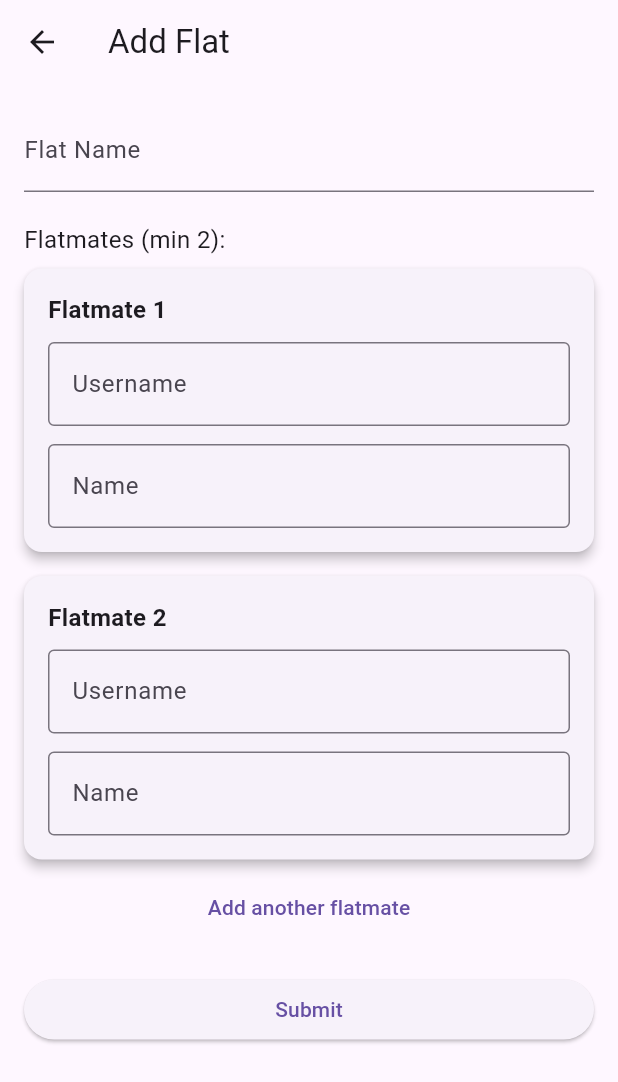
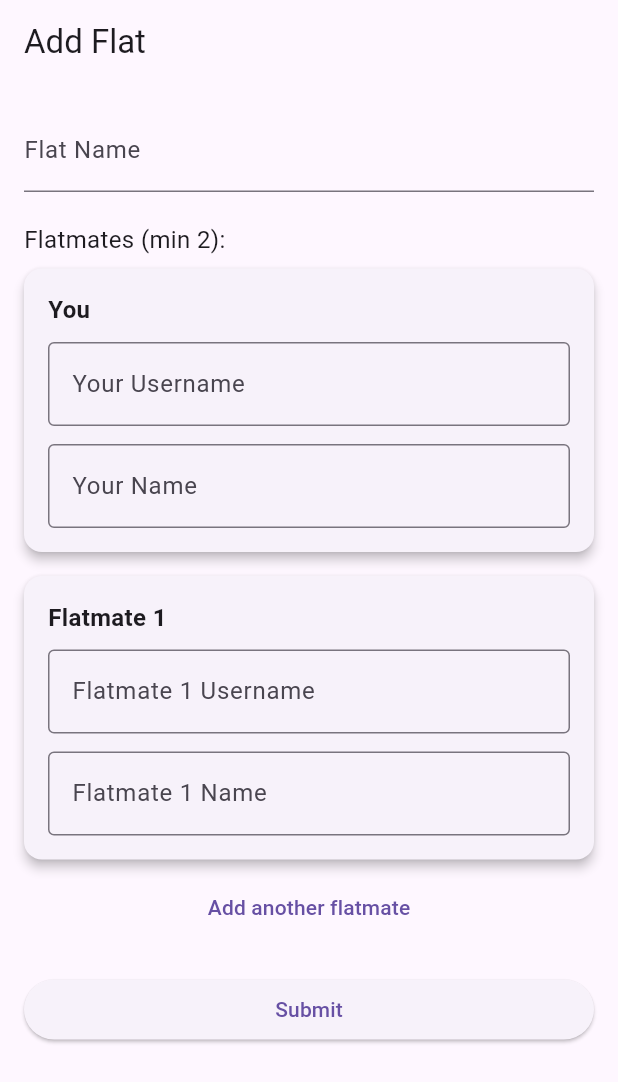
Before and after one commit to yuhanwwu/app_51, a Flutter app: the screen it shows after launch, after a tap on "Create a new flat to sign up", on a phone screen of 412 x 824 dp. Shown: the top 1082 px of the screen. Run offline on Flutter 3.47's test engine with Material 3 defaults, Android fonts, the phone set to English and light mode, and no system bars; our stand-ins replace cloud_firestore, firebase_core; missing offline and left inert: universal_html; accounts and stored records are empty.

Commit message:
feat(add flat): creating flat immediately logs in as first flatmate

```diff
--- a/frontend/lib/main.dart
+++ b/frontend/lib/main.dart
@@ -6,6 +6,7 @@
 import 'package:frontend/screens/questionnaire.dart';
 import 'firebase_options.dart';
 import 'package:flutter/material.dart';
+import 'screens/add_flat.dart';
 import 'screens/login.dart';
 import 'models/user.dart';
 
@@ -16,7 +17,7 @@
   runApp(const MyApp());
 }
 
-enum AppPage { login, questionnaire, home }
+enum AppPage { login, questionnaire, home, addFlat }
 
 class MyApp extends StatefulWidget {
   const MyApp({super.key});
@@ -29,6 +30,9 @@
   User? user;
   AppPage currentPage = AppPage.login;
   String? questionnaireUsername;
+  String? pendingUsernameForFlat;
+
+
 
   Timer? _nudgeTimer;
   Timestamp? _lastCheckedNudge;
@@ -37,6 +41,14 @@
   void initState() {
     super.initState();
   }
+
+  void onAddFlatRequest(String username) {
+  setState(() {
+    pendingUsernameForFlat = username;
+    currentPage = AppPage.addFlat;
+  });
+}
+
 
   void _startNudgePolling() {
     _nudgeTimer?.cancel();
@@ -122,7 +134,13 @@
     Widget page;
     switch (currentPage) {
       case AppPage.login:
-        page = LoginPage(onLogin: onLogin);
+        page = LoginPage(onLogin: onLogin, onAddFlat: onAddFlatRequest);
+        break;
+      case AppPage.addFlat:
+        page = AddFlatPage(
+          username: pendingUsernameForFlat!,
+          onLogin: onLogin,
+        );
         break;
       case AppPage.questionnaire:
         page = QuestionnairePage(
--- a/frontend/lib/screens/add_flat.dart
+++ b/frontend/lib/screens/add_flat.dart
@@ -4,10 +4,15 @@
 import 'package:frontend/screens/login.dart';
 import 'package:universal_html/html.dart' as html;
 
+import '../main.dart';
+import 'home_page.dart';
+import 'questionnaire.dart';
+
 class AddFlatPage extends StatefulWidget {
   final String username;
   final Function(User) onLogin;
-  const AddFlatPage({super.key, required this.username, required this.onLogin});
+  // final Function(String username) onFlatCreated;
+  const AddFlatPage({super.key, required this.username, required this.onLogin,});
 
   @override
   _AddFlatPageState createState() => _AddFlatPageState();
@@ -104,13 +109,26 @@
       }),
     );
 
-    html.window.location.reload();
-    Navigator.pushReplacement(
-      context,
-      MaterialPageRoute(
-        builder: (context) => LoginPage(onLogin: widget.onLogin),
-      ),
-    );
+    final yourUsername = flatmates.first['username']!;
+    final userDoc = await FirebaseFirestore.instance
+        .collection('Users')
+        .doc(yourUsername)
+        .get();
+    final user = User.fromFirestore(userDoc);
+    widget.onLogin(user);
+
+    // Navigator.pushReplacement(
+    //   context,
+    //   MaterialPageRoute(
+    //     builder: (_) => QuestionnairePage(
+    //       username: yourUsername,
+    //     ),
+    //   ),
+    // );
+    // widget.onFlatCreated(yourUsername);
+
+
+
   }
 
   @override
@@ -134,6 +152,8 @@
               ...flatmatesControllers.asMap().entries.map((entry) {
                 final index = entry.key;
                 final controllers = entry.value;
+                final isUser = index == 0;
+
                 return Card(
                   shape: RoundedRectangleBorder(borderRadius: BorderRadius.circular(12)),
                   elevation: 3,
@@ -144,14 +164,14 @@
                       crossAxisAlignment: CrossAxisAlignment.start,
                       children: [
                         Text(
-                          'Flatmate ${index + 1}',
+                          isUser ? 'You' : 'Flatmate $index',
                           style: TextStyle(fontSize: 16, fontWeight: FontWeight.bold),
                         ),
                         SizedBox(height: 10),
                         TextFormField(
                           controller: controllers['username'],
                           decoration: InputDecoration(
-                            labelText: 'Username',
+                            labelText: isUser ? 'Your Username' : 'Flatmate $index Username',
                             border: OutlineInputBorder(),
                           ),
                           validator: (value) =>
@@ -161,7 +181,7 @@
                         TextFormField(
                           controller: controllers['name'],
                           decoration: InputDecoration(
-                            labelText: 'Name',
+                            labelText: isUser ? 'Your Name' : 'Flatmate $index Name',
                             border: OutlineInputBorder(),
                           ),
                           validator: (value) =>
@@ -172,6 +192,7 @@
                   ),
                 );
               }),
+
 
               TextButton(
                 onPressed: addFlatmateField,
--- a/frontend/lib/screens/login.dart
+++ b/frontend/lib/screens/login.dart
@@ -8,8 +8,12 @@
 
 class LoginPage extends StatefulWidget {
   final Function(User) onLogin;
+  final void Function(String) onAddFlat;
 
-  const LoginPage({super.key, required this.onLogin});
+  const LoginPage({super.key, required this.onLogin, required this.onAddFlat});
+
+
+  // const LoginPage({super.key, required this.onLogin});
 
   @override
   _LoginPageState createState() => _LoginPageState();
@@ -154,18 +158,30 @@
                         ),
                       ),
                     SizedBox(height: 20),
+                      // TextButton.icon(
+                      //   onPressed: () {
+                      //     final inputUsername = _usernameController.text.trim();
+                      //     Navigator.push(
+                      //       context,
+                      //       MaterialPageRoute(
+                      //         builder: (context) => AddFlatPage(
+                      //           username: inputUsername,
+                      //           onLogin: widget.onLogin,
+                      //         ),
+                      //       ),
+                      //     );
+                      //   },
+                      //   icon: Icon(Icons.add_home),
+                      //   label: Text("Create a new flat to sign up"),
+                      //   style: TextButton.styleFrom(
+                      //     foregroundColor: AppColors.green,
+                      //     padding: EdgeInsets.symmetric(vertical: 12, horizontal: 16),
+                      //   ),
+                      // ),
                       TextButton.icon(
                         onPressed: () {
                           final inputUsername = _usernameController.text.trim();
-                          Navigator.push(
-                            context,
-                            MaterialPageRoute(
-                              builder: (context) => AddFlatPage(
-                                username: inputUsername,
-                                onLogin: widget.onLogin,
-                              ),
-                            ),
-                          );
+                          widget.onAddFlat(inputUsername); // Call to main.dart
                         },
                         icon: Icon(Icons.add_home),
                         label: Text("Create a new flat to sign up"),
@@ -174,6 +190,7 @@
                           padding: EdgeInsets.symmetric(vertical: 12, horizontal: 16),
                         ),
                       ),
+
 
                   ],
                 ),
```
